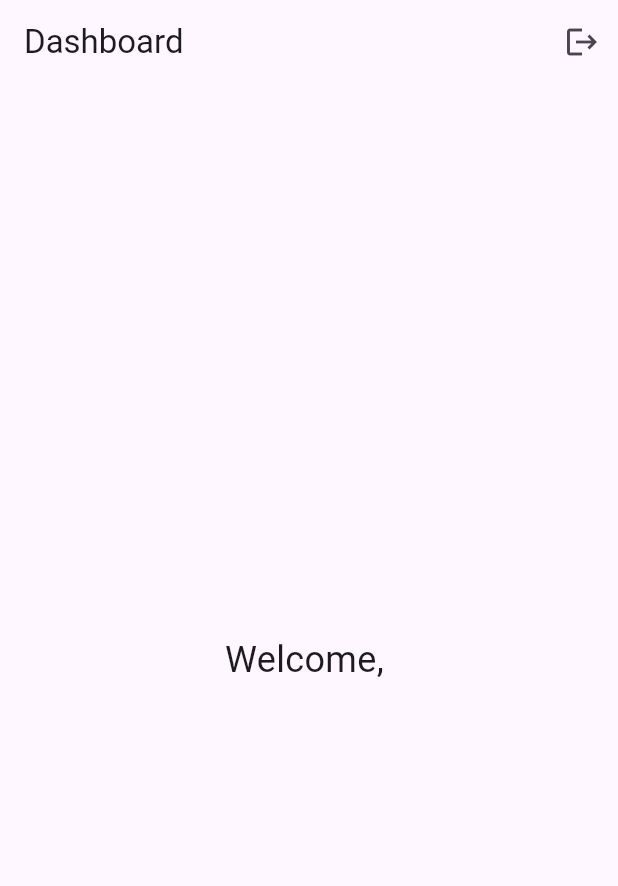
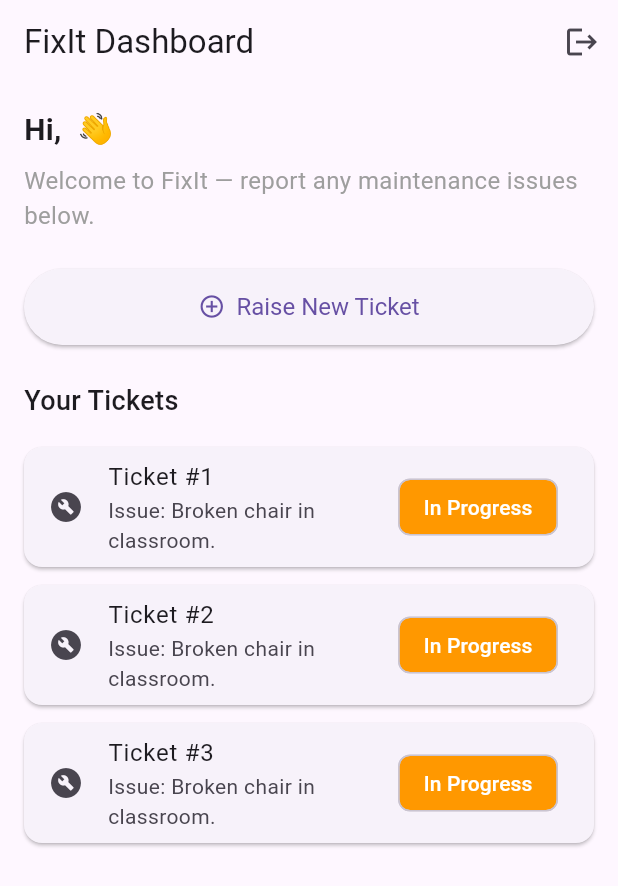
Before and after one commit to VJLIVE/FixIt, a Flutter app: the DashboardScreen screen opened directly, on a phone screen of 412 x 824 dp. Shown: the top 886 px of the screen. Run offline on Flutter 3.47's test engine with Material 3 defaults, Android fonts, the phone set to English and light mode, and no system bars; our stand-ins replace firebase_auth, firebase_core, google_sign_in; accounts and stored records are empty.

Commit message:
Dashboard UI

```diff
--- a/lib/screens/student_dashboard.dart
+++ b/lib/screens/student_dashboard.dart
@@ -19,18 +19,86 @@ class DashboardScreen extends StatelessWidget {
 
     return Scaffold(
       appBar: AppBar(
-        title: const Text("Dashboard"),
+        title: const Text("FixIt Dashboard"),
         actions: [
           IconButton(
             icon: const Icon(Icons.logout),
+            tooltip: 'Logout',
             onPressed: () => _logout(context),
-          )
+          ),
         ],
       ),
-      body: Center(
-        child: Text(
-          "Welcome, ${user?.email ?? 'User'}",
-          style: const TextStyle(fontSize: 24),
+      body: Padding(
+        padding: const EdgeInsets.all(16),
+        child: Column(
+          crossAxisAlignment: CrossAxisAlignment.start,
+          children: [
+            Text(
+              "Hi, ${user?.email ?? 'Student'} 👋",
+              style: const TextStyle(
+                fontSize: 20,
+                fontWeight: FontWeight.w600,
+              ),
+            ),
+            const SizedBox(height: 8),
+            const Text(
+              "Welcome to FixIt — report any maintenance issues below.",
+              style: TextStyle(fontSize: 16, color: Colors.grey),
+            ),
+            const SizedBox(height: 24),
+
+            SizedBox(
+              width: double.infinity,
+              child: ElevatedButton.icon(
+                onPressed: () {
+                  // TODO: Navigate to RaiseTicketScreen
+                },
+                icon: const Icon(Icons.add_circle_outline),
+                label: const Text("Raise New Ticket"),
+                style: ElevatedButton.styleFrom(
+                  padding: const EdgeInsets.symmetric(vertical: 16),
+                  textStyle: const TextStyle(fontSize: 16),
+                ),
+              ),
+            ),
+
+            const SizedBox(height: 24),
+            const Text(
+              "Your Tickets",
+              style: TextStyle(
+                fontSize: 18,
+                fontWeight: FontWeight.w500,
+              ),
+            ),
+            const SizedBox(height: 12),
+
+            // Placeholder list of tickets
+            Expanded(
+              child: ListView.builder(
+                itemCount: 3, // Replace with your ticket count
+                itemBuilder: (context, index) {
+                  return Card(
+                    margin: const EdgeInsets.symmetric(vertical: 6),
+                    child: ListTile(
+                      leading: const Icon(Icons.build_circle),
+                      title: Text("Ticket #${index + 1}"),
+                      subtitle: const Text("Issue: Broken chair in classroom."),
+                      trailing: Chip(
+                        label: const Text(
+                          "In Progress",
+                          style: TextStyle(color: Colors.white),
+                        ),
+                        backgroundColor: Colors.orange,
+                      ),
+                      onTap: () {
+                        // TODO: View ticket details
+                      },
+                    ),
+                  );
+                },
+              ),
+            ),
+          ],
         ),
       ),
     );
```
